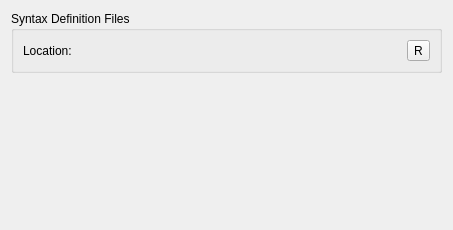
Qt form src/plugins/texteditor/generichighlighter/highlightersettingspage.ui (qt-creator/qt-creator) before a commit.
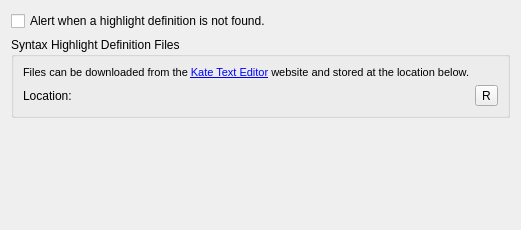
The same form after that commit. Icons and pictures are not drawn. Custom widgets are drawn as their Qt base class.

Patch:
```diff
--- a/src/plugins/texteditor/generichighlighter/highlightersettingspage.ui
+++ b/src/plugins/texteditor/generichighlighter/highlightersettingspage.ui
@@ -6,32 +6,51 @@
    <rect>
     <x>0</x>
     <y>0</y>
-    <width>453</width>
+    <width>521</width>
     <height>230</height>
    </rect>
   </property>
   <property name="windowTitle">
    <string>Form</string>
   </property>
-  <layout class="QVBoxLayout" name="verticalLayout">
+  <layout class="QVBoxLayout" name="verticalLayout_2">
+   <item>
+    <widget class="QCheckBox" name="alertWhenNoDefinition">
+     <property name="text">
+      <string>Alert when a highlight definition is not found.</string>
+     </property>
+    </widget>
+   </item>
    <item>
     <widget class="QGroupBox" name="definitionFilesGroupBox">
      <property name="title">
-      <string>Syntax Definition Files</string>
+      <string>Syntax Highlight Definition Files</string>
      </property>
-     <layout class="QHBoxLayout" name="horizontalLayout_2">
+     <layout class="QVBoxLayout" name="verticalLayout">
       <item>
-       <widget class="QLabel" name="locationLabel">
+       <widget class="QLabel" name="downloadNoteLabel">
         <property name="text">
-         <string>Location:</string>
+         <string>&lt;!DOCTYPE HTML PUBLIC &quot;-//W3C//DTD HTML 4.0//EN&quot; &quot;http://www.w3.org/TR/REC-html40/strict.dtd&quot;&gt;
+&lt;html&gt;&lt;head&gt;&lt;meta name=&quot;qrichtext&quot; content=&quot;1&quot; /&gt;&lt;style type=&quot;text/css&quot;&gt;
+p, li { white-space: pre-wrap; }
+&lt;/style&gt;&lt;/head&gt;&lt;body style=&quot; font-family:'MS Shell Dlg 2'; font-size:8.25pt; font-weight:400; font-style:normal;&quot;&gt;
+&lt;p style=&quot; margin-top:0px; margin-bottom:0px; margin-left:0px; margin-right:0px; -qt-block-indent:0; text-indent:0px;&quot;&gt;&lt;span style=&quot; font-size:8pt;&quot;&gt;Files can be downloaded from the &lt;/span&gt;&lt;a href=&quot;http://kate-editor.org/downloads/syntax_highlighting&quot;&gt;&lt;span style=&quot; font-size:8pt; text-decoration: underline; color:#0000ff;&quot;&gt;Kate Text Editor&lt;/span&gt;&lt;/a&gt;&lt;span style=&quot; font-size:8pt;&quot;&gt; website and stored at the location below.&lt;/span&gt;&lt;/p&gt;&lt;/body&gt;&lt;/html&gt;</string>
+        </property>
+        <property name="textFormat">
+         <enum>Qt::RichText</enum>
+        </property>
+        <property name="textInteractionFlags">
+         <set>Qt::TextBrowserInteraction</set>
         </property>
        </widget>
       </item>
       <item>
        <layout class="QHBoxLayout" name="horizontalLayout">
         <item>
-         <widget class="Utils::PathChooser" name="definitionFilesPath" native="true">
-          <zorder>locationLabel</zorder>
+         <widget class="QLabel" name="locationLabel">
+          <property name="text">
+           <string>Location:</string>
+          </property>
          </widget>
         </item>
         <item>
```
Left out of the diff: 8 changed lines with no effect on the pictures.
